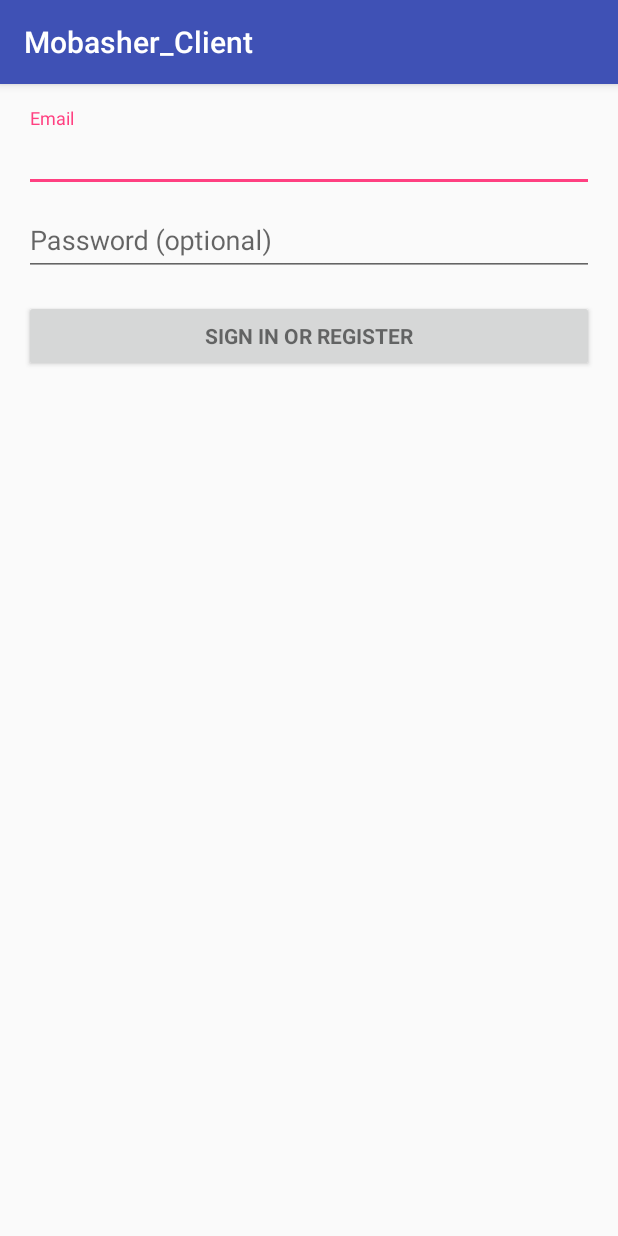
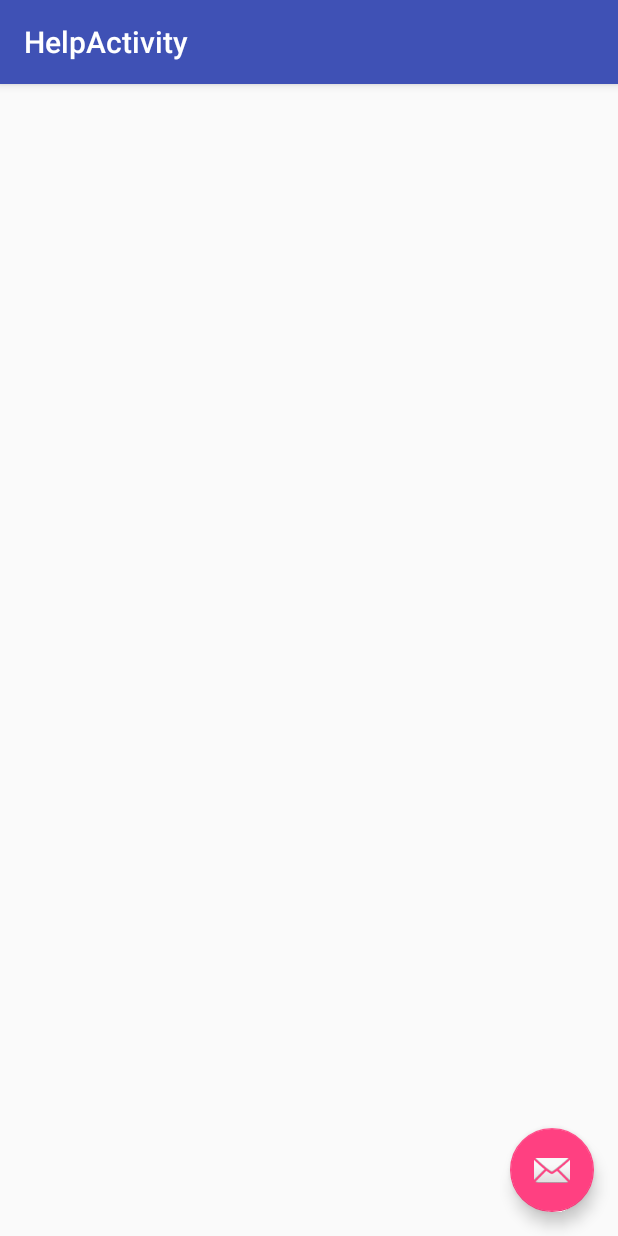
Before and after one commit to AliRezaei70/Mobasher_Client, an Android app: the screen it shows after launch (LoginActivity before the commit, HelpActivity after it), on a phone screen of 412 x 824 dp. Run offline under Robolectric (Android 15) with nearby library versions, the phone set to English and light mode, and no system bars.

Commit message:
add help activity

```diff
--- a/app/build.gradle
+++ b/app/build.gradle
@@ -24,6 +24,7 @@
     //noinspection GradleCompatible
     implementation 'com.android.support:appcompat-v7:28.+'
     implementation 'com.android.support:design:28.+'
+    implementation 'com.android.support.constraint:constraint-layout:1.0.2'
     testImplementation 'junit:junit:4.12'
     androidTestImplementation 'com.android.support.test:runner:1.0.1'
     androidTestImplementation 'com.android.support.test.espresso:espresso-core:3.0.1'
@@ -47,12 +48,8 @@
     implementation group: 'com.google.firebase', name: 'firebase-core', version: '15.0.0'
     implementation group: 'com.google.firebase', name: 'firebase-messaging', version: '17.0.0'
 
-
     //implementation group: 'com.google.android.gms', name: 'play-services', version: '12.0.0'
-   // implementation group: 'com.google.android.gms', name: 'play-services-location', version: '12.0.0'
-
-
-
+    // implementation group: 'com.google.android.gms', name: 'play-services-location', version: '12.0.0'
 
 
 }
--- a/app/src/main/AndroidManifest.xml
+++ b/app/src/main/AndroidManifest.xml
@@ -1,6 +1,7 @@
 <?xml version="1.0" encoding="utf-8"?>
 <manifest xmlns:android="http://schemas.android.com/apk/res/android"
     package="ir.mobasher.app.client">
+
     <!-- To auto-complete the email text field in the login form with the user's emails -->
     <uses-permission android:name="android.permission.GET_ACCOUNTS" />
     <uses-permission android:name="android.permission.READ_PROFILE" />
@@ -8,12 +9,12 @@
     <uses-permission android:name="android.permission.INTERNET" />
 
     <application
+        android:name=".core.MobasherLawyerApplication"
         android:allowBackup="true"
         android:icon="@mipmap/ic_launcher"
         android:label="@string/app_name"
         android:roundIcon="@mipmap/ic_launcher_round"
         android:supportsRtl="true"
-        android:name=".core.MobasherLawyerApplication"
         android:theme="@style/AppTheme">
         <activity
             android:name=".activity.LauncherActivity"
@@ -26,17 +27,13 @@
         </activity>
         <activity
             android:name=".activity.LoginActivity"
-            android:label="@string/app_name">
-        </activity>
+            android:label="@string/app_name"></activity>
         <activity
             android:name=".activity.HomeActivity"
-            android:label="@string/app_name">
-        </activity>
-
+            android:label="@string/app_name"></activity>
         <activity
             android:name=".activity.MainActivity"
-            android:label="@string/app_name">
-        </activity>
+            android:label="@string/app_name"></activity>
 
         <!-- Firebase Notifications -->
         <service android:name=".service.MyFirebaseMessagingService">
@@ -44,7 +41,6 @@
                 <action android:name="com.google.firebase.MESSAGING_EVENT" />
             </intent-filter>
         </service>
-
         <service android:name=".service.MyFirebaseInstanceIDService">
             <intent-filter>
                 <action android:name="com.google.firebase.INSTANCE_ID_EVENT" />
@@ -52,6 +48,10 @@
         </service>
         <!-- ./Firebase Notifications -->
 
+        <activity
+            android:name=".activity.HelpActivity"
+            android:label="@string/title_activity_help"
+            android:theme="@style/AppTheme.NoActionBar"></activity>
     </application>
 
 </manifest>
--- /dev/null
+++ b/app/src/main/java/ir/mobasher/app/client/activity/HelpActivity.java
@@ -0,0 +1,31 @@
+package ir.mobasher.app.client.activity;
+
+import android.os.Bundle;
+import android.support.design.widget.FloatingActionButton;
+import android.support.design.widget.Snackbar;
+import android.support.v7.app.AppCompatActivity;
+import android.support.v7.widget.Toolbar;
+import android.view.View;
+
+import ir.mobasher.app.client.R;
+
+public class HelpActivity extends AppCompatActivity {
+
+    @Override
+    protected void onCreate(Bundle savedInstanceState) {
+        super.onCreate(savedInstanceState);
+        setContentView(R.layout.activity_help);
+        Toolbar toolbar = (Toolbar) findViewById(R.id.toolbar);
+        setSupportActionBar(toolbar);
+
+        FloatingActionButton fab = (FloatingActionButton) findViewById(R.id.fab);
+        fab.setOnClickListener(new View.OnClickListener() {
+            @Override
+            public void onClick(View view) {
+                Snackbar.make(view, "Replace with your own action", Snackbar.LENGTH_LONG)
+                        .setAction("Action", null).show();
+            }
+        });
+    }
+
+}
--- a/app/src/main/java/ir/mobasher/app/client/activity/LauncherActivity.java
+++ b/app/src/main/java/ir/mobasher/app/client/activity/LauncherActivity.java
@@ -17,6 +17,9 @@
         boolean isFirstRun = settingsPref.getBoolean(Config.FISRT_RUN, true);
         if (isFirstRun){
             settingsPref.edit().putBoolean(Config.FISRT_RUN, false).commit();
+            startActivity(new Intent(this, HelpActivity.class));
+            finish();
+            return;
         }
 
         boolean isLogin = settingsPref.getBoolean(Config.IS_LOGIN, false);
--- /dev/null
+++ b/app/src/main/res/layout/activity_help.xml
@@ -0,0 +1,33 @@
+<?xml version="1.0" encoding="utf-8"?>
+<android.support.design.widget.CoordinatorLayout xmlns:android="http://schemas.android.com/apk/res/android"
+    xmlns:app="http://schemas.android.com/apk/res-auto"
+    xmlns:tools="http://schemas.android.com/tools"
+    android:layout_width="match_parent"
+    android:layout_height="match_parent"
+    tools:context=".activity.HelpActivity">
+
+    <android.support.design.widget.AppBarLayout
+        android:layout_width="match_parent"
+        android:layout_height="wrap_content"
+        android:theme="@style/AppTheme.AppBarOverlay">
+
+        <android.support.v7.widget.Toolbar
+            android:id="@+id/toolbar"
+            android:layout_width="match_parent"
+            android:layout_height="?attr/actionBarSize"
+            android:background="?attr/colorPrimary"
+            app:popupTheme="@style/AppTheme.PopupOverlay" />
+
+    </android.support.design.widget.AppBarLayout>
+
+    <include layout="@layout/content_help" />
+
+    <android.support.design.widget.FloatingActionButton
+        android:id="@+id/fab"
+        android:layout_width="wrap_content"
+        android:layout_height="wrap_content"
+        android:layout_gravity="bottom|end"
+        android:layout_margin="@dimen/fab_margin"
+        app:srcCompat="@android:drawable/ic_dialog_email" />
+
+</android.support.design.widget.CoordinatorLayout>
--- /dev/null
+++ b/app/src/main/res/layout/content_help.xml
@@ -0,0 +1,11 @@
+<?xml version="1.0" encoding="utf-8"?>
+<android.support.constraint.ConstraintLayout xmlns:android="http://schemas.android.com/apk/res/android"
+    xmlns:app="http://schemas.android.com/apk/res-auto"
+    xmlns:tools="http://schemas.android.com/tools"
+    android:layout_width="match_parent"
+    android:layout_height="match_parent"
+    app:layout_behavior="@string/appbar_scrolling_view_behavior"
+    tools:context=".activity.HelpActivity"
+    tools:showIn="@layout/activity_help">
+
+</android.support.constraint.ConstraintLayout>
--- a/app/src/main/res/values/dimens.xml
+++ b/app/src/main/res/values/dimens.xml
@@ -2,4 +2,5 @@
     <!-- Default screen margins, per the Android Design guidelines. -->
     <dimen name="activity_horizontal_margin">16dp</dimen>
     <dimen name="activity_vertical_margin">16dp</dimen>
+    <dimen name="fab_margin">16dp</dimen>
 </resources>
--- a/app/src/main/res/values/strings.xml
+++ b/app/src/main/res/values/strings.xml
@@ -13,4 +13,5 @@
     <string name="permission_rationale">"Contacts permissions are needed for providing email
         completions."
     </string>
+    <string name="title_activity_help">HelpActivity</string>
 </resources>
--- a/app/src/main/res/values/styles.xml
+++ b/app/src/main/res/values/styles.xml
@@ -8,4 +8,13 @@
         <item name="colorAccent">@color/colorAccent</item>
     </style>
 
+    <style name="AppTheme.NoActionBar">
+        <item name="windowActionBar">false</item>
+        <item name="windowNoTitle">true</item>
+    </style>
+
+    <style name="AppTheme.AppBarOverlay" parent="ThemeOverlay.AppCompat.Dark.ActionBar" />
+
+    <style name="AppTheme.PopupOverlay" parent="ThemeOverlay.AppCompat.Light" />
+
 </resources>
```
